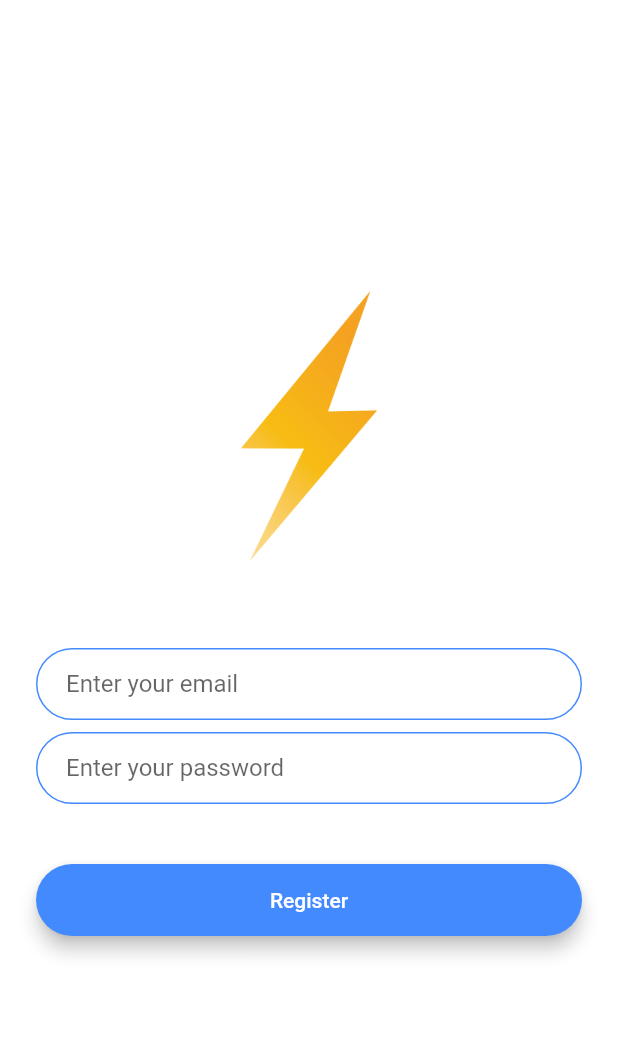
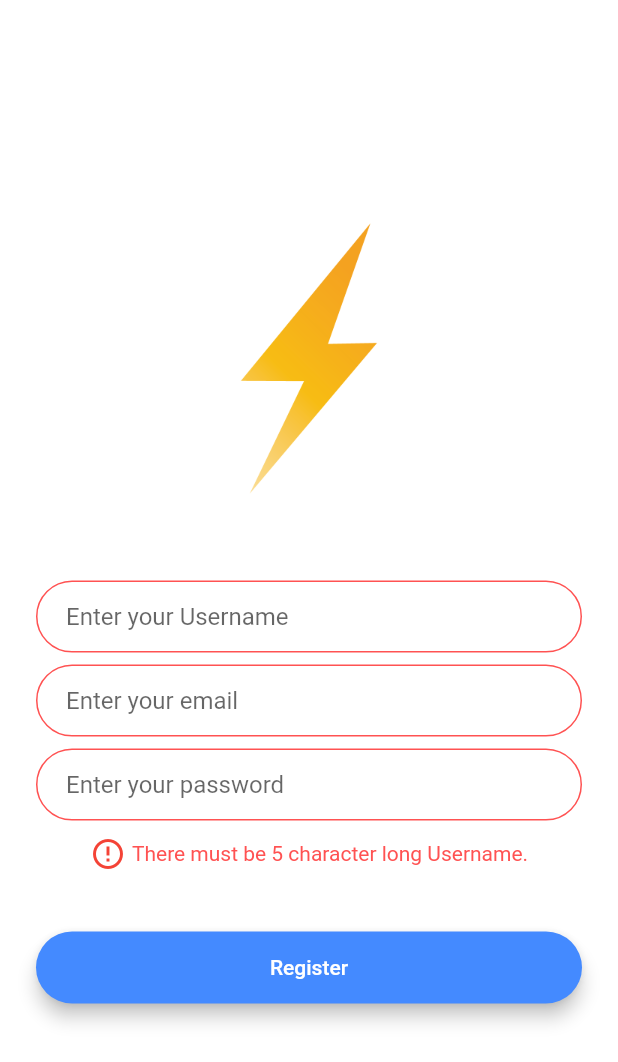
Before and after one commit to Bilas-Halder/Flash-Chat, a Flutter app: the RegistrationScreen screen opened by its route, after a tap on "Register", on a phone screen of 412 x 824 dp. Shown: the top 1062 px of the screen. Run offline on Flutter 3.47's test engine with Material 2 defaults, Android fonts, the phone set to English and light mode, and no system bars; our stand-ins replace animated_text_kit, cloud_firestore, firebase_auth, firebase_core, modal_progress_hud; accounts and stored records are empty.

```diff
--- a/lib/Authentication/Authentication.dart
+++ b/lib/Authentication/Authentication.dart
@@ -16,7 +16,7 @@ class AuthenticationService {
           email: email, password: password);
       return 'Signed In';
     } on FirebaseAuthException catch (e) {
-      return e.message;
+      return e.code;
     }
   }
 
--- a/lib/screens/registration_screen.dart
+++ b/lib/screens/registration_screen.dart
@@ -2,6 +2,7 @@ import 'package:firebase_auth/firebase_auth.dart';
 import 'package:flash_chat/Authentication/Authentication.dart';
 import 'package:flash_chat/screens/chat_screen.dart';
 import 'package:flash_chat/utilities/buttons.dart';
+import 'package:flash_chat/utilities/errorMessage.dart';
 import 'package:flash_chat/utilities/inputField.dart';
 import 'package:flutter/material.dart';
 import 'package:provider/src/provider.dart';
@@ -17,8 +18,10 @@ class _RegistrationScreenState extends State<RegistrationScreen> {
   //
   // final _auth = FirebaseAuth.instance;
 
-  String email,password;
+  String email,password,username;
   bool showSpinner = false;
+  bool error=false;
+  String errorMsg = "Error Occurred.";
 
   @override
   Widget build(BuildContext context) {
@@ -48,7 +51,19 @@ class _RegistrationScreenState extends State<RegistrationScreen> {
                 height: 48.0,
               ),
               InputTextField(
+                hintText: 'Enter your Username',
+                error: error,
+                onChanged: (String value){
+                  username=value;
+                },
+                type: 'email',
+              ),
+              SizedBox(
+                height: 8.0,
+              ),
+              InputTextField(
                 hintText: 'Enter your email',
+                error: error,
                 onChanged: (String value){
                   email=value;
                 },
@@ -59,10 +74,15 @@ class _RegistrationScreenState extends State<RegistrationScreen> {
               ),
               InputTextField(
                 hintText: 'Enter your password',
+                error: error,
                 onChanged: (String value){
                   password=value;
                 },
                 type: 'password',
+              ),
+              ErrorMessage(
+                errorMsg: errorMsg,
+                error: error,
               ),
               SizedBox(
                 height: 24.0,
@@ -71,16 +91,44 @@ class _RegistrationScreenState extends State<RegistrationScreen> {
                 title: 'Register',
                 color: Colors.blueAccent,
                 onPressed: () async {
+
                   setState(() {
                     showSpinner=true;
                   });
+
+
+                  if(username==null || username == '' || username.length<5){
+                    setState(() {
+                      error= true;
+                      errorMsg= "There must be 5 character long Username.";
+                      showSpinner=false;
+                    });
+                    return;
+                  }
+                  else if(email==null || email == '' || password==null || password == ''){
+                    setState(() {
+                      error= true;
+                      errorMsg= "Email & Password required.";
+                      showSpinner=false;
+                    });
+                    return;
+                  }
 
                   try{
                     final msg = await context.read <AuthenticationService>().signUp(email: email, password: password);
 
                     print(msg);
                     if(msg == 'Signed Up'){
+                      setState(() {
+                        error=false;
+                      });
                       Navigator.pushNamed(context, ChatScreen.path);
+                    }
+                    else{
+                      setState(() {
+                        error=true;
+                        errorMsg=msg;
+                      });
                     }
                   }
                   catch (e){
--- a/lib/screens/welcome_screen.dart
+++ b/lib/screens/welcome_screen.dart
@@ -14,10 +14,10 @@ class WelcomeScreen extends StatefulWidget {
 }
 
 class _WelcomeScreenState extends State<WelcomeScreen> {
+
   @override
   Widget build(BuildContext context) {
     final user = context.watch<User>();
-    print(user.toString() + '   from home');
 
     return Scaffold(
       floatingActionButton: FloatingActionButton(
--- /dev/null
+++ b/lib/utilities/errorMessage.dart
@@ -0,0 +1,42 @@
+import 'package:flutter/material.dart';
+class ErrorMessage extends StatelessWidget {
+  final errorMsg;
+  final error;
+  ErrorMessage({this.errorMsg, this.error});
+
+  @override
+  Widget build(BuildContext context) {
+    if(!error)return SizedBox(
+      height: 0,
+      width: 0,
+    );
+    return Column(
+      children: [
+
+        SizedBox(
+          height: 10.0,
+        ),
+        Row(
+          mainAxisAlignment: MainAxisAlignment.center,
+          crossAxisAlignment: CrossAxisAlignment.center,
+          children: [
+            Icon(
+              Icons.error_outline,
+              color: Colors.red,
+            ),
+            SizedBox(
+              width: 4.0,
+            ),
+            Text(
+              errorMsg,
+              style: TextStyle(
+                  color: Colors.redAccent
+              ),
+            )
+
+          ],
+        ),
+      ],
+    );
+  }
+}
--- a/lib/utilities/inputField.dart
+++ b/lib/utilities/inputField.dart
@@ -4,12 +4,14 @@ class InputTextField extends StatelessWidget {
   final hintText;
   final String type;
   final Function (String) onChanged;
-  InputTextField({this.hintText,this.onChanged, this.type});
+  final bool error;
+  InputTextField({this.hintText,this.onChanged, this.type, this.error});
 
   @override
   Widget build(BuildContext context) {
 
     String type = this.type!=null ? this.type : '';
+    Color color = error ? Colors.redAccent : Colors.blueAccent;
 
     return TextField(
       keyboardType: type.toLowerCase()=='email'? TextInputType.emailAddress: TextInputType.text,
@@ -23,11 +25,11 @@ class InputTextField extends StatelessWidget {
           borderRadius: BorderRadius.all(Radius.circular(32.0)),
         ),
         enabledBorder: OutlineInputBorder(
-          borderSide: BorderSide(color: Colors.blueAccent, width: 1.0),
+          borderSide: BorderSide(color: color, width: 1.0),
           borderRadius: BorderRadius.all(Radius.circular(32.0)),
         ),
         focusedBorder: OutlineInputBorder(
-          borderSide: BorderSide(color: Colors.blueAccent, width: 2.0),
+          borderSide: BorderSide(color: color, width: 2.0),
           borderRadius: BorderRadius.all(Radius.circular(32.0)),
         ),
       ),
--- a/pubspec.yaml
+++ b/pubspec.yaml
@@ -18,6 +18,7 @@ dependencies:
   provider: ^6.0.2
   modal_progress_hud: ^0.1.3
   socket_io_client: ^1.0.2
+  intl: ^0.17.0
 
 dev_dependencies:
   flutter_test:
```
Also changed, not shown: lib/messageStreamBuilder.dart (+22 -6 lines), lib/screens/chat_screen.dart (+24 -38 lines), lib/screens/login_screen.dart (+27 -0 lines), lib/utilities/messageBubble.dart (+38 -5 lines), pubspec.lock.
